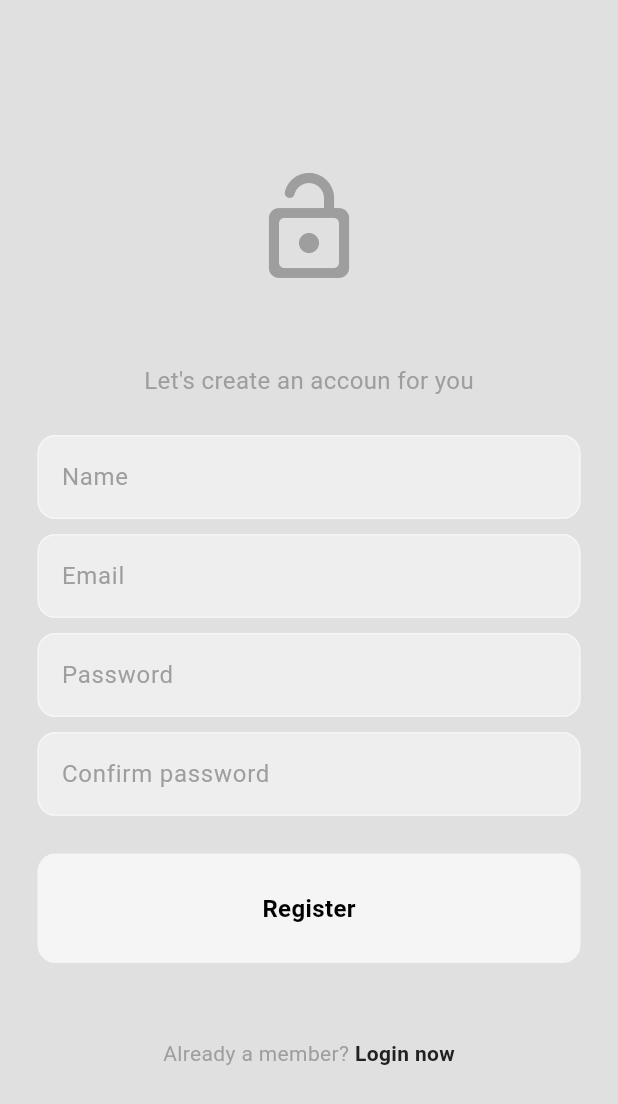
After one commit to wezykpiotr/social_app, a Flutter app: the screen it shows after launch, after a tap on "Register now", on a phone screen of 412 x 824 dp. The commit adds this screen. Shown: the top 1104 px of the screen. Run offline on Flutter 3.47's test engine with Material 3 defaults, Android fonts, the phone set to English and light mode, and no system bars; our stand-ins replace cached_network_image, cloud_firestore, file_picker, firebase_auth, firebase_core, firebase_storage and 1 more; accounts and stored records are empty.

Commit message:
Add responsive to the web

```diff
--- a/lib/app.dart
+++ b/lib/app.dart
@@ -12,6 +12,7 @@ import 'package:social_app/features/profile/presentation/cubits/profile_cubit.da
 import 'package:social_app/features/search/data/firebase_search_repository.dart';
 import 'package:social_app/features/search/presentation/cubits/search_cubit.dart';
 import 'package:social_app/features/storage/data/firebase_storage_repository.dart';
+import 'package:social_app/responsive/constrained_scaffold.dart';
 import 'package:social_app/themes/light_mode.dart';
 
 class MyApp extends StatelessWidget {
@@ -59,7 +60,7 @@ class MyApp extends StatelessWidget {
             } else if (authState is Authenticated) {
               return const HomePage();
             } else {
-              return const Scaffold(
+              return const ConstrainedScaffold(
                 body: Center(
                   child: CircularProgressIndicator(),
                 ),
--- a/lib/features/authentication/presentation/pages/login_page.dart
+++ b/lib/features/authentication/presentation/pages/login_page.dart
@@ -3,6 +3,7 @@ import 'package:flutter_bloc/flutter_bloc.dart';
 import 'package:social_app/features/authentication/presentation/components/my_button.dart';
 import 'package:social_app/features/authentication/presentation/components/my_text_field.dart';
 import 'package:social_app/features/authentication/presentation/cubits/auth_cubit.dart';
+import 'package:social_app/responsive/constrained_scaffold.dart';
 
 class LoginPage extends StatefulWidget {
   const LoginPage({super.key, required this.togglePages});
@@ -42,7 +43,7 @@ class _LoginPageState extends State<LoginPage> {
 
   @override
   Widget build(BuildContext context) {
-    return Scaffold(
+    return ConstrainedScaffold(
       body: SafeArea(
         child: Center(
           child: Padding(
--- a/lib/features/authentication/presentation/pages/register_page.dart
+++ b/lib/features/authentication/presentation/pages/register_page.dart
@@ -3,6 +3,7 @@ import 'package:flutter_bloc/flutter_bloc.dart';
 import 'package:social_app/features/authentication/presentation/components/my_button.dart';
 import 'package:social_app/features/authentication/presentation/components/my_text_field.dart';
 import 'package:social_app/features/authentication/presentation/cubits/auth_cubit.dart';
+import 'package:social_app/responsive/constrained_scaffold.dart';
 
 class RegisterPage extends StatefulWidget {
   const RegisterPage({
@@ -65,7 +66,7 @@ class _RegisterPageState extends State<RegisterPage> {
 
   @override
   Widget build(BuildContext context) {
-    return Scaffold(
+    return ConstrainedScaffold(
       body: SafeArea(
         child: Center(
           child: Padding(
--- a/lib/features/home/presentation/pages/home_page.dart
+++ b/lib/features/home/presentation/pages/home_page.dart
@@ -5,6 +5,7 @@ import 'package:social_app/features/post/presentation/components/post_tile.dart'
 import 'package:social_app/features/post/presentation/cubits/post_cubit.dart';
 import 'package:social_app/features/post/presentation/cubits/post_states.dart';
 import 'package:social_app/features/post/presentation/pages/upload_post_page.dart';
+import 'package:social_app/responsive/constrained_scaffold.dart';
 
 class HomePage extends StatefulWidget {
   const HomePage({super.key});
@@ -32,7 +33,7 @@ class _HomePageState extends State<HomePage> {
 
   @override
   Widget build(BuildContext context) {
-    return Scaffold(
+    return ConstrainedScaffold(
       appBar: AppBar(
         title: const Text('Home'),
         foregroundColor: Theme.of(context).colorScheme.primary,
--- a/lib/features/post/presentation/pages/upload_post_page.dart
+++ b/lib/features/post/presentation/pages/upload_post_page.dart
@@ -10,6 +10,7 @@ import 'package:social_app/features/authentication/presentation/cubits/auth_cubi
 import 'package:social_app/features/post/domain/entities/post.dart';
 import 'package:social_app/features/post/presentation/cubits/post_cubit.dart';
 import 'package:social_app/features/post/presentation/cubits/post_states.dart';
+import 'package:social_app/responsive/constrained_scaffold.dart';
 
 class UploadPostPage extends StatefulWidget {
   const UploadPostPage({super.key});
@@ -89,7 +90,7 @@ class _UploadPostPageState extends State<UploadPostPage> {
   Widget build(BuildContext context) {
     return BlocConsumer<PostCubit, PostStates>(builder: (context, state) {
       if (state is PostsLoading || state is PostsUploading) {
-        return Scaffold(
+        return ConstrainedScaffold(
           body: Center(
             child: CircularProgressIndicator(),
           ),
@@ -104,7 +105,7 @@ class _UploadPostPageState extends State<UploadPostPage> {
   }
 
   Widget buildUploadPage() {
-    return Scaffold(
+    return ConstrainedScaffold(
       appBar: AppBar(
         title: const Text('Create post'),
         foregroundColor: Theme.of(context).colorScheme.primary,
--- a/lib/features/profile/data/repository/firebase_profile_repository.dart
+++ b/lib/features/profile/data/repository/firebase_profile_repository.dart
@@ -88,6 +88,8 @@ class FirebaseProfileRepository implements ProfileRepository {
           }
         }
       }
-    } catch (e) {}
+    } catch (e) {
+      throw Exception(e);
+    }
   }
 }
--- a/lib/features/profile/domain/entities/profile_user.dart
+++ b/lib/features/profile/domain/entities/profile_user.dart
@@ -33,6 +33,7 @@ class ProfileUser extends AppUser {
     );
   }
 
+  @override
   Map<String, dynamic> toJson() {
     return {
       'uid': uid,
--- a/lib/features/profile/presentation/pages/edit_profile_page.dart
+++ b/lib/features/profile/presentation/pages/edit_profile_page.dart
@@ -9,6 +9,7 @@ import 'package:social_app/features/authentication/presentation/components/my_te
 import 'package:social_app/features/profile/domain/entities/profile_user.dart';
 import 'package:social_app/features/profile/presentation/cubits/profile_cubit.dart';
 import 'package:social_app/features/profile/presentation/cubits/profile_states.dart';
+import 'package:social_app/responsive/constrained_scaffold.dart';
 
 class EditProfilePage extends StatefulWidget {
   final ProfileUser user;
@@ -60,7 +61,7 @@ class _EditProfilePageState extends State<EditProfilePage> {
     return BlocConsumer<ProfileCubit, ProfileStates>(
       builder: (context, state) {
         if (state is ProfileLoading) {
-          return const Scaffold(
+          return const ConstrainedScaffold(
             body: Center(
               child: Column(
                 mainAxisAlignment: MainAxisAlignment.center,
@@ -84,7 +85,7 @@ class _EditProfilePageState extends State<EditProfilePage> {
   }
 
   Widget buildEditPage() {
-    return Scaffold(
+    return ConstrainedScaffold(
       appBar: AppBar(
         title: const Text(
           'Edit Profile',
--- a/lib/features/profile/presentation/pages/follower_page.dart
+++ b/lib/features/profile/presentation/pages/follower_page.dart
@@ -2,6 +2,7 @@ import 'package:flutter/material.dart';
 import 'package:flutter_bloc/flutter_bloc.dart';
 import 'package:social_app/features/profile/presentation/components/user_tile.dart';
 import 'package:social_app/features/profile/presentation/cubits/profile_cubit.dart';
+import 'package:social_app/responsive/constrained_scaffold.dart';
 
 class FollowerPage extends StatelessWidget {
   final List<String> followers;
@@ -16,7 +17,7 @@ class FollowerPage extends StatelessWidget {
   Widget build(BuildContext context) {
     return DefaultTabController(
       length: 2,
-      child: Scaffold(
+      child: ConstrainedScaffold(
         appBar: AppBar(
           bottom: TabBar(
             dividerColor: Colors.transparent,
--- a/lib/features/profile/presentation/pages/profile_page.dart
+++ b/lib/features/profile/presentation/pages/profile_page.dart
@@ -13,6 +13,7 @@ import 'package:social_app/features/profile/presentation/cubits/profile_cubit.da
 import 'package:social_app/features/profile/presentation/cubits/profile_states.dart';
 import 'package:social_app/features/profile/presentation/pages/edit_profile_page.dart';
 import 'package:social_app/features/profile/presentation/pages/follower_page.dart';
+import 'package:social_app/responsive/constrained_scaffold.dart';
 
 class ProfilePage extends StatefulWidget {
   final String uid;
@@ -68,7 +69,7 @@ class _ProfilePageState extends State<ProfilePage> {
         if (state is ProfileLoaded) {
           final user = state.profileUser;
 
-          return Scaffold(
+          return ConstrainedScaffold(
             appBar: AppBar(
               foregroundColor: Theme.of(context).colorScheme.primary,
               title: Text(
@@ -213,7 +214,7 @@ class _ProfilePageState extends State<ProfilePage> {
             ),
           );
         } else if (state is ProfileLoading) {
-          return const Scaffold(
+          return const ConstrainedScaffold(
             body: Center(
               child: CircularProgressIndicator(),
             ),
--- a/lib/features/search/presentation/pages/search_page.dart
+++ b/lib/features/search/presentation/pages/search_page.dart
@@ -3,6 +3,7 @@ import 'package:flutter_bloc/flutter_bloc.dart';
 import 'package:social_app/features/profile/presentation/components/user_tile.dart';
 import 'package:social_app/features/search/presentation/cubits/search_cubit.dart';
 import 'package:social_app/features/search/presentation/cubits/search_states.dart';
+import 'package:social_app/responsive/constrained_scaffold.dart';
 
 class SearchPage extends StatefulWidget {
   const SearchPage({super.key});
@@ -34,7 +35,7 @@ class _SearchPageState extends State<SearchPage> {
 
   @override
   Widget build(BuildContext context) {
-    return Scaffold(
+    return ConstrainedScaffold(
       appBar: AppBar(
         title: TextField(
           controller: searchController,
--- a/lib/features/settings/presentation/settings_page.dart
+++ b/lib/features/settings/presentation/settings_page.dart
@@ -1,6 +1,7 @@
 import 'package:flutter/cupertino.dart';
 import 'package:flutter/material.dart';
 import 'package:flutter_bloc/flutter_bloc.dart';
+import 'package:social_app/responsive/constrained_scaffold.dart';
 import 'package:social_app/themes/theme_cubit.dart';
 
 class SettingsPage extends StatelessWidget {
@@ -10,7 +11,7 @@ class SettingsPage extends StatelessWidget {
   Widget build(BuildContext context) {
     final themeCubit = context.watch<ThemeCubit>();
     bool isDarkMode = themeCubit.isDarkMode;
-    return Scaffold(
+    return ConstrainedScaffold(
       appBar: AppBar(
         title: Text('Settings'),
       ),
--- /dev/null
+++ b/lib/responsive/constrained_scaffold.dart
@@ -0,0 +1,29 @@
+import 'package:flutter/material.dart';
+
+class ConstrainedScaffold extends StatelessWidget {
+  final Widget body;
+  final PreferredSizeWidget? appBar;
+  final Widget? drawer;
+  const ConstrainedScaffold({
+    super.key,
+    required this.body,
+    this.appBar,
+    this.drawer,
+  });
+
+  @override
+  Widget build(BuildContext context) {
+    return Scaffold(
+      appBar: appBar,
+      drawer: drawer,
+      body: Center(
+        child: ConstrainedBox(
+          constraints: BoxConstraints(
+            maxWidth: 430,
+          ),
+          child: body,
+        ),
+      ),
+    );
+  }
+}
```
